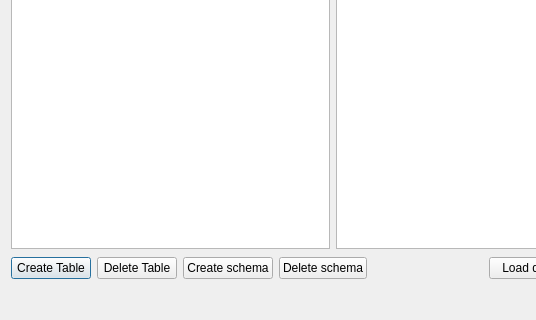
This is ManagerDialog.ui in wonder-sk/postgis_manager as Qt 5 draws it before an edit; both pictures show x 0 to 536 and y 122 to 442 of the 666 by 442 pixel window. The edited form follows.
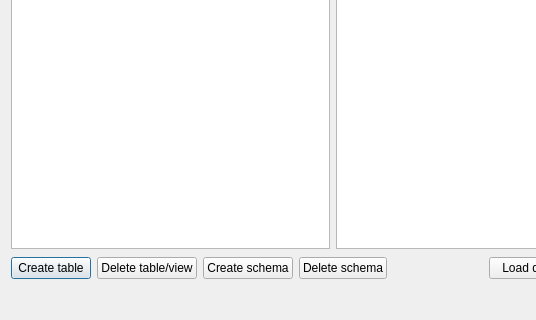
This is the edited form.

Commit message: more views goodness and better low-level schema handling

Patch:
```diff
--- a/ManagerDialog.ui
+++ b/ManagerDialog.ui
@@ -38,14 +38,14 @@
      <item>
       <widget class="QPushButton" name="btnCreateTable" >
        <property name="text" >
-        <string>Create Table</string>
+        <string>Create table</string>
        </property>
       </widget>
      </item>
      <item>
       <widget class="QPushButton" name="btnDeleteTable" >
        <property name="text" >
-        <string>Delete Table</string>
+        <string>Delete table/view</string>
        </property>
       </widget>
      </item>
```
The commit also changes 3 other files.
